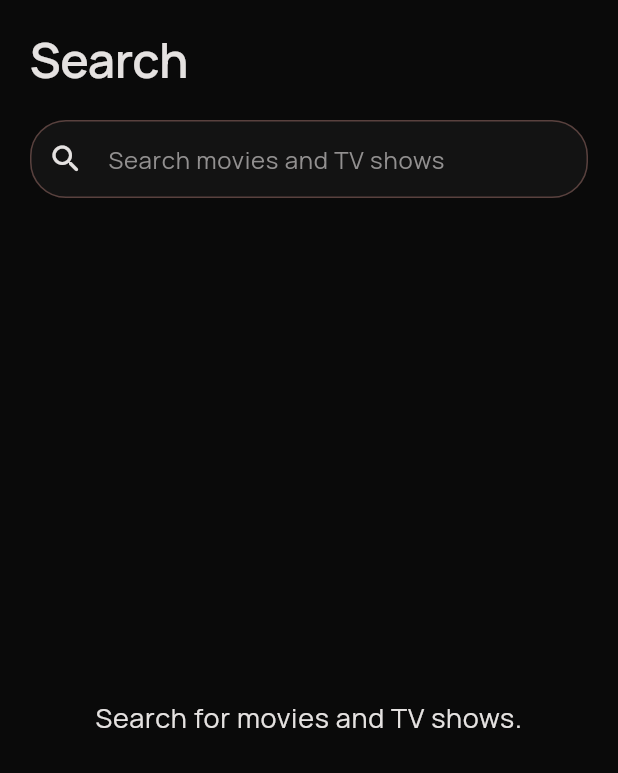
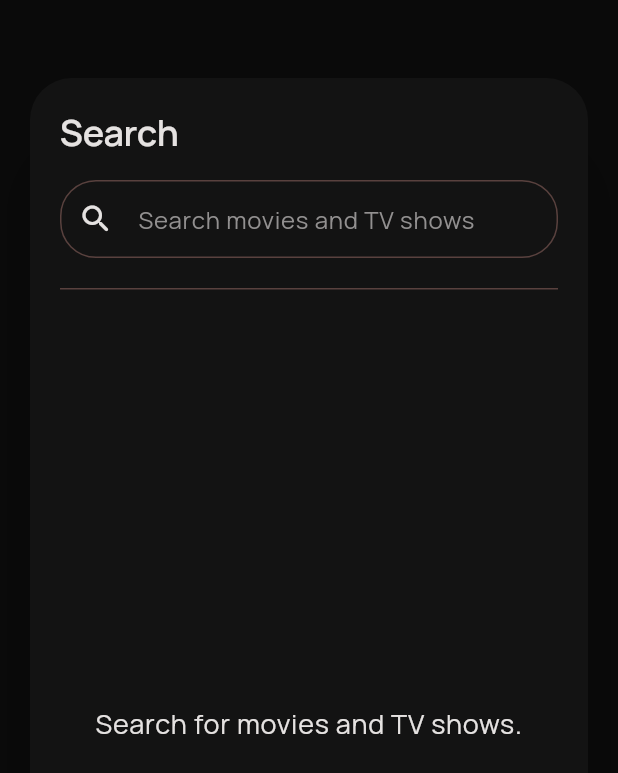
Before and after one commit to souocare/SofaWatch, a Flutter app: the SearchDesktopView widget shown alone on an empty page, opened directly, on a phone screen of 412 x 824 dp. Shown: the top 773 px of the screen. Run offline on Flutter 3.47's test engine with Material 3 defaults, Android fonts, the phone set to English and light mode, and no system bars; our stand-ins replace bloc, dio, equatable, flutter_bloc, go_router, google_fonts and 1 more; accounts and stored records are empty.

Commit message:
feat(search): add responsive desktop search modal

```diff
--- a/frontend/lib/features/search/presentation/views/search_desktop_view.dart
+++ b/frontend/lib/features/search/presentation/views/search_desktop_view.dart
@@ -5,40 +5,44 @@ import 'package:sofawatch/features/search/presentation/widgets/search_text_field
 class SearchDesktopView extends StatelessWidget {
   const SearchDesktopView({super.key});
 
-  static const double _maximumContentWidth = 960;
-  static const double _maximumSearchFieldWidth = 720;
+  static const double _maximumModalWidth = 780;
+  static const double _maximumModalHeight = 720;
+  static const double _minimumModalHeight = 420;
 
   @override
   Widget build(BuildContext context) {
-    return Scaffold(
-      key: const ValueKey<String>('search-desktop-view'),
-      body: SafeArea(
+    final ColorScheme colorScheme = Theme.of(context).colorScheme;
+
+    return SafeArea(
       child: Center(
+        child: Padding(
+          padding: const EdgeInsets.all(AppSpacing.xl),
           child: ConstrainedBox(
-            constraints: const BoxConstraints(maxWidth: _maximumContentWidth),
+            constraints: const BoxConstraints(
+              maxWidth: _maximumModalWidth,
+              maxHeight: _maximumModalHeight,
+              minHeight: _minimumModalHeight,
+            ),
+            child: Material(
+              key: const ValueKey<String>('search-desktop-modal'),
+              color: colorScheme.surface,
+              elevation: 24,
+              clipBehavior: Clip.antiAlias,
+              borderRadius: BorderRadius.circular(28),
               child: Padding(
-              padding: const EdgeInsets.symmetric(
-                horizontal: AppSpacing.xl,
-                vertical: AppSpacing.xl,
-              ),
+                padding: const EdgeInsets.all(AppSpacing.xl),
                 child: Column(
                   crossAxisAlignment: CrossAxisAlignment.stretch,
                   children: <Widget>[
                     Text(
                       'Search',
                       key: const ValueKey<String>('search-desktop-title'),
-                    style: Theme.of(context).textTheme.headlineLarge,
+                      style: Theme.of(context).textTheme.headlineMedium,
                     ),
+                    const SizedBox(height: AppSpacing.lg),
+                    const SearchTextField(),
                     const SizedBox(height: AppSpacing.xl),
-                  Align(
-                    alignment: Alignment.centerLeft,
-                    child: ConstrainedBox(
-                      constraints: const BoxConstraints(
-                        maxWidth: _maximumSearchFieldWidth,
-                      ),
-                      child: const SearchTextField(),
-                    ),
-                  ),
+                    Divider(height: 1, color: colorScheme.outlineVariant),
                     const SizedBox(height: AppSpacing.xl),
                     Expanded(
                       child: Center(
@@ -48,9 +52,8 @@ class SearchDesktopView extends StatelessWidget {
                             'search-desktop-placeholder',
                           ),
                           textAlign: TextAlign.center,
-                        style: Theme.of(context).textTheme.bodyLarge?.copyWith(
-                          color: Theme.of(context).colorScheme.onSurfaceVariant,
-                        ),
+                          style: Theme.of(context).textTheme.bodyLarge
+                              ?.copyWith(color: colorScheme.onSurfaceVariant),
                         ),
                       ),
                     ),
@@ -60,6 +63,7 @@ class SearchDesktopView extends StatelessWidget {
             ),
           ),
         ),
+      ),
     );
   }
 }
```
Also changed, not shown: frontend/lib/app/router/app_router.dart (+45 -2 lines). Lines whose indentation alone changed are shown as unchanged.
